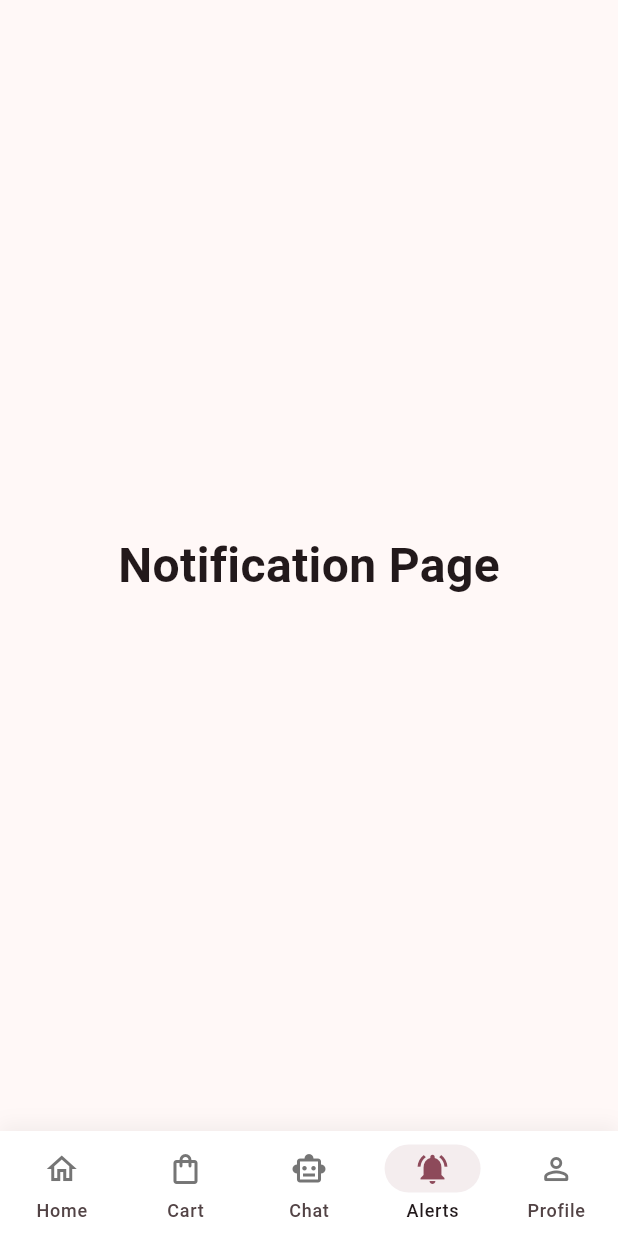
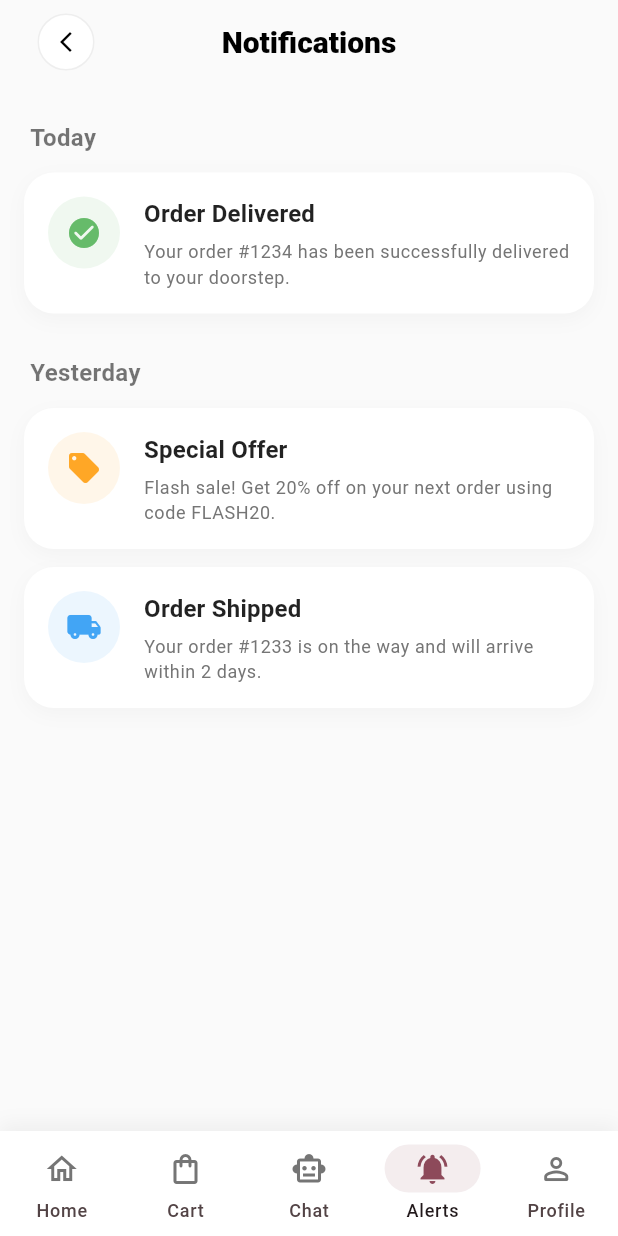
Before and after one commit to eedu7/lumio, a Flutter app: the screen it shows after launch, item 4 of the bottom bar chosen, on a phone screen of 412 x 824 dp. Run offline on Flutter 3.47's test engine with Material 3 defaults, Android fonts, the phone set to English and light mode, and no system bars; our stand-ins replace email_validator, flutter_dotenv, go_router, supabase_flutter; accounts and stored records are empty.

Commit message:
feat: Implement notifications page UI
- Implements the UI for the `NotificationsPage`, including a custom app bar and a list view.
- Adds new widgets `NotificationsGroup` to group notifications by date (e.g., "Today", "Yesterday") and `NotificationCard` to display individual notification items.
- Defines a `NotificationType` enum (`offer`, `delivery`, `shipment`) to style notification cards with distinct icons and colors.
- Refines the app bar style on `CartPage` and `ReviewsPage` for a consistent look with a circular back button.
- Updates the default filter selection in `ReviewRatingFilter` to include all ratings initially.

```diff
--- a/frontend/lib/features/cart/presentations/pages/cart_page.dart
+++ b/frontend/lib/features/cart/presentations/pages/cart_page.dart
@@ -1,6 +1,7 @@
 import 'package:flutter/material.dart';
 import 'package:frontend/features/cart/presentations/widgets/cart_item.dart';
 import 'package:frontend/features/home/presentations/widgets/product_price_bar.dart';
+import 'package:go_router/go_router.dart';
 
 class CartPage extends StatelessWidget {
   const CartPage({super.key});
@@ -10,13 +11,50 @@ class CartPage extends StatelessWidget {
     return Scaffold(
       backgroundColor: Colors.grey[50],
       appBar: AppBar(
+        backgroundColor: Colors.grey[50],
+        elevation: 0,
+        surfaceTintColor: Colors.transparent,
+        centerTitle: true,
+        leadingWidth: 72,
+        // Room for the custom button
         title: const Text(
           'My Cart',
-          style: TextStyle(fontWeight: FontWeight.bold, color: Colors.black87),
+          style: TextStyle(
+            fontWeight: FontWeight.w900, // Heavier weight for premium look
+            color: Colors.black87,
+            fontSize: 20,
+          ),
         ),
-        centerTitle: true,
-        backgroundColor: Colors.transparent,
-        elevation: 0,
+        leading: Padding(
+          padding: const EdgeInsets.only(left: 16),
+          child: Center(
+            child: GestureDetector(
+              onTap: () => context.pop(),
+              child: Container(
+                padding: const EdgeInsets.all(10),
+                decoration: BoxDecoration(
+                  color: Colors.white,
+                  shape: BoxShape.circle,
+                  border: Border.all(color: Colors.grey.shade200),
+                ),
+                child: const Icon(
+                  Icons.arrow_back_ios_new,
+                  size: 16,
+                  color: Colors.black,
+                ),
+              ),
+            ),
+          ),
+        ),
+        actions: [
+          Padding(
+            padding: const EdgeInsets.only(right: 16),
+            child: IconButton(
+              onPressed: () {}, // Action like "Clear Cart" or "Options"
+              icon: const Icon(Icons.more_horiz_rounded, color: Colors.black87),
+            ),
+          ),
+        ],
       ),
       body: SafeArea(
         child: Column(
--- /dev/null
+++ b/frontend/lib/features/notifications/constants/notification_types.dart
@@ -0,0 +1 @@
+enum NotificationType { offer, delivery, shipment, other }
--- a/frontend/lib/features/notifications/presentations/pages/notifications_page.dart
+++ b/frontend/lib/features/notifications/presentations/pages/notifications_page.dart
@@ -1,14 +1,85 @@
 import 'package:flutter/material.dart';
+import 'package:frontend/features/notifications/constants/notification_types.dart';
+import 'package:frontend/features/notifications/presentations/widgets/notification_card.dart';
+import 'package:frontend/features/notifications/presentations/widgets/notifications_group.dart';
+import 'package:go_router/go_router.dart';
 
 class NotificationsPage extends StatelessWidget {
   const NotificationsPage({super.key});
 
   @override
   Widget build(BuildContext context) {
-    return const Center(
-      child: Text(
-        'Notification Page',
-        style: TextStyle(fontSize: 32, fontWeight: FontWeight.bold),
+    return Scaffold(
+      backgroundColor: Colors.grey[50],
+      appBar: AppBar(
+        backgroundColor: Colors.grey[50],
+        elevation: 0,
+        surfaceTintColor: Colors.transparent,
+        centerTitle: true,
+        leadingWidth: 72,
+        title: const Text(
+          'Notifications',
+          style: TextStyle(
+            fontWeight: FontWeight.w900,
+            color: Colors.black,
+            fontSize: 20,
+          ),
+        ),
+        leading: Padding(
+          padding: const EdgeInsets.only(left: 16),
+          child: Center(
+            child: GestureDetector(
+              onTap: () => context.pop(),
+              child: Container(
+                padding: const EdgeInsets.all(10),
+                decoration: BoxDecoration(
+                  color: Colors.white,
+                  shape: BoxShape.circle,
+                  border: Border.all(color: Colors.grey.shade200),
+                ),
+                child: const Icon(
+                  Icons.arrow_back_ios_new,
+                  size: 16,
+                  color: Colors.black,
+                ),
+              ),
+            ),
+          ),
+        ),
+      ),
+      body: ListView(
+        padding: const EdgeInsets.symmetric(vertical: 12),
+        children: const [
+          NotificationsGroup(
+            label: 'Today',
+            items: [
+              NotificationCard(
+                notificationType: NotificationType.delivery,
+                title: 'Order Delivered',
+                description:
+                    'Your order #1234 has been successfully delivered to your doorstep.',
+              ),
+            ],
+          ),
+          SizedBox(height: 16),
+          NotificationsGroup(
+            label: 'Yesterday',
+            items: [
+              NotificationCard(
+                notificationType: NotificationType.offer,
+                title: 'Special Offer',
+                description:
+                    'Flash sale! Get 20% off on your next order using code FLASH20.',
+              ),
+              NotificationCard(
+                notificationType: NotificationType.shipment,
+                title: 'Order Shipped',
+                description:
+                    'Your order #1233 is on the way and will arrive within 2 days.',
+              ),
+            ],
+          ),
+        ],
       ),
     );
   }
--- /dev/null
+++ b/frontend/lib/features/notifications/presentations/widgets/notification_card.dart
@@ -0,0 +1,101 @@
+import 'package:flutter/material.dart';
+import 'package:frontend/features/notifications/constants/notification_types.dart';
+
+class NotificationCard extends StatelessWidget {
+  final NotificationType notificationType;
+  final String title;
+  final String description;
+
+  const NotificationCard({
+    super.key,
+    required this.notificationType,
+    required this.title,
+    required this.description,
+  });
+
+  @override
+  Widget build(BuildContext context) {
+    final theme = Theme.of(context);
+    final accentColor = _getColor(context);
+
+    return Container(
+      padding: const EdgeInsets.all(16),
+      decoration: BoxDecoration(
+        color: Colors.white,
+        borderRadius: BorderRadius.circular(20),
+        boxShadow: [
+          BoxShadow(
+            color: Colors.black.withValues(alpha: 0.03),
+            blurRadius: 10,
+            offset: const Offset(0, 4),
+          ),
+        ],
+      ),
+      child: Row(
+        crossAxisAlignment: CrossAxisAlignment.start,
+        children: [
+          // Styled Icon Section
+          Container(
+            padding: const EdgeInsets.all(12),
+            decoration: BoxDecoration(
+              color: accentColor.withValues(alpha: 0.1),
+              shape: BoxShape.circle,
+            ),
+            child: Icon(_getIcon(), color: accentColor, size: 24),
+          ),
+          const SizedBox(width: 16),
+          // Text Section
+          Expanded(
+            child: Column(
+              crossAxisAlignment: CrossAxisAlignment.start,
+              children: [
+                Text(
+                  title,
+                  style: theme.textTheme.titleMedium?.copyWith(
+                    fontWeight: FontWeight.bold,
+                    color: Colors.black87,
+                  ),
+                ),
+                const SizedBox(height: 4),
+                Text(
+                  description,
+                  style: theme.textTheme.bodySmall?.copyWith(
+                    color: Colors.grey[600],
+                    height: 1.4,
+                  ),
+                ),
+              ],
+            ),
+          ),
+        ],
+      ),
+    );
+  }
+
+  // Icons and Colors logic remains similar but updated for visual balance
+  IconData _getIcon() {
+    switch (notificationType) {
+      case NotificationType.offer:
+        return Icons.local_offer_rounded;
+      case NotificationType.delivery:
+        return Icons.check_circle_rounded;
+      case NotificationType.shipment:
+        return Icons.local_shipping_rounded;
+      default:
+        return Icons.notifications_rounded;
+    }
+  }
+
+  Color _getColor(BuildContext context) {
+    switch (notificationType) {
+      case NotificationType.offer:
+        return Colors.orange[400]!;
+      case NotificationType.delivery:
+        return Colors.green[400]!;
+      case NotificationType.shipment:
+        return Colors.blue[400]!;
+      default:
+        return Colors.grey[400]!;
+    }
+  }
+}
--- /dev/null
+++ b/frontend/lib/features/notifications/presentations/widgets/notifications_group.dart
@@ -0,0 +1,41 @@
+import 'package:flutter/material.dart';
+import 'package:frontend/features/notifications/presentations/widgets/notification_card.dart';
+
+class NotificationsGroup extends StatelessWidget {
+  final String label;
+  final List<NotificationCard> items;
+
+  const NotificationsGroup({
+    super.key,
+    required this.label,
+    required this.items,
+  });
+
+  @override
+  Widget build(BuildContext context) {
+    return Column(
+      crossAxisAlignment: CrossAxisAlignment.start,
+      children: [
+        Padding(
+          padding: const EdgeInsets.symmetric(horizontal: 20, vertical: 12),
+          child: Text(
+            label,
+            style: const TextStyle(
+              fontSize: 16,
+              fontWeight: FontWeight.bold,
+              color: Colors.black54,
+            ),
+          ),
+        ),
+        ListView.separated(
+          shrinkWrap: true,
+          physics: const NeverScrollableScrollPhysics(),
+          padding: const EdgeInsets.symmetric(horizontal: 16),
+          itemCount: items.length,
+          separatorBuilder: (_, __) => const SizedBox(height: 12),
+          itemBuilder: (context, index) => items[index],
+        ),
+      ],
+    );
+  }
+}
--- a/frontend/lib/features/reviews/presentations/pages/reviews_page.dart
+++ b/frontend/lib/features/reviews/presentations/pages/reviews_page.dart
@@ -30,20 +30,33 @@ class _ReviewsPageState extends State<ReviewsPage> {
               elevation: 0,
               surfaceTintColor: Colors.transparent,
               centerTitle: true,
-              leadingWidth: 70,
+              expandedHeight: 70,
+              // Slightly taller for breathing room
+              leadingWidth: 72,
               leading: Padding(
                 padding: const EdgeInsets.only(left: 16),
                 child: Center(
                   child: GestureDetector(
                     onTap: () => context.pop(),
                     child: Container(
-                      padding: const EdgeInsets.all(8),
+                      padding: const EdgeInsets.all(10),
                       decoration: BoxDecoration(
                         color: Colors.white,
                         shape: BoxShape.circle,
                         border: Border.all(color: Colors.grey.shade200),
+                        boxShadow: [
+                          BoxShadow(
+                            color: Colors.black.withValues(alpha: 0.02),
+                            blurRadius: 4,
+                            offset: const Offset(0, 2),
+                          ),
+                        ],
                       ),
-                      child: const Icon(Icons.arrow_back_ios_new, size: 16),
+                      child: const Icon(
+                        Icons.arrow_back_ios_new,
+                        size: 16,
+                        color: Colors.black,
+                      ),
                     ),
                   ),
                 ),
@@ -51,8 +64,15 @@ class _ReviewsPageState extends State<ReviewsPage> {
               title: Text(
                 'Reviews (42)',
                 style: theme.textTheme.titleLarge?.copyWith(
-                  fontWeight: FontWeight.bold,
+                  fontWeight: FontWeight.w900,
+                  fontSize: 20,
+                  color: Colors.black,
                 ),
+              ),
+              // Optional: Add a subtle divider that appears when scrolled
+              bottom: PreferredSize(
+                preferredSize: const Size.fromHeight(1),
+                child: Divider(height: 1, color: Colors.grey.shade100),
               ),
             ),
 
--- a/frontend/lib/features/reviews/presentations/widgets/review_rating_filter.dart
+++ b/frontend/lib/features/reviews/presentations/widgets/review_rating_filter.dart
@@ -11,7 +11,7 @@ class _ReviewRatingFilterState extends State<ReviewRatingFilter> {
   static const String all = 'all';
   final List<String> _filters = [all, '5', '4', '3', '2', '1'];
 
-  final Set<String> _selected = {};
+  final Set<String> _selected = {all, '5', '4', '3', '2', '1'};
 
   bool _noneSelected = false;
 
```
